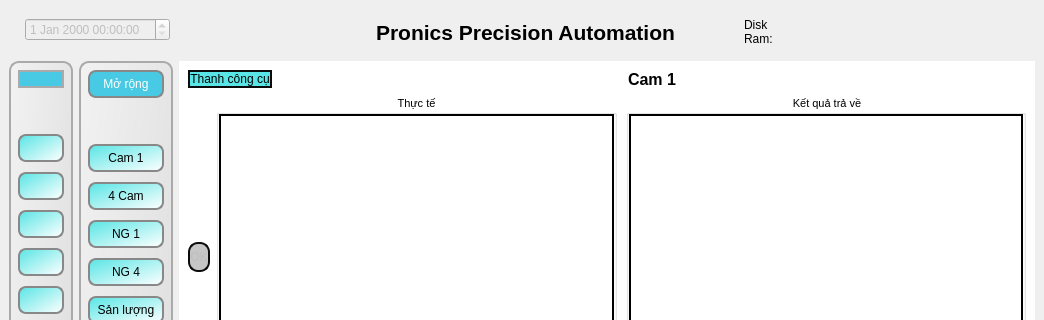
Old version of the form update_main_gui.ui in the repository BingKeyelse/Duy-Nguyen-Project; both pictures show x 0 to 1044 and y 0 to 320 of the 1044 by 764 pixel window.
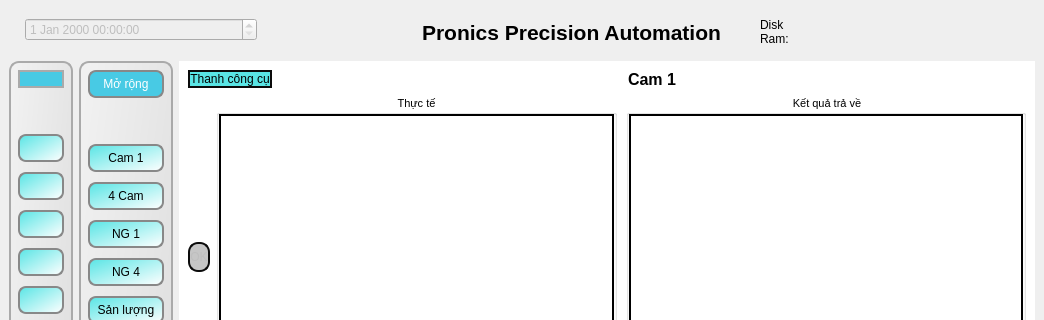
New version of the form. Icons and pictures are not drawn.

```diff
--- a/update_main_gui.ui
+++ b/update_main_gui.ui
@@ -1328,7 +1328,7 @@
           <enum>Qt::Horizontal</enum>
          </property>
          <property name="sizeType">
-          <enum>QSizePolicy::MinimumExpanding</enum>
+          <enum>QSizePolicy::Minimum</enum>
          </property>
          <property name="sizeHint" stdset="0">
           <size>
@@ -1365,7 +1365,7 @@
          </property>
          <property name="sizeHint" stdset="0">
           <size>
-           <width>50</width>
+           <width>20</width>
            <height>20</height>
           </size>
          </property>
@@ -1414,6 +1414,9 @@
          <property name="orientation">
           <enum>Qt::Horizontal</enum>
          </property>
+         <property name="sizeType">
+          <enum>QSizePolicy::Minimum</enum>
+         </property>
          <property name="sizeHint" stdset="0">
           <size>
            <width>40</width>
```
